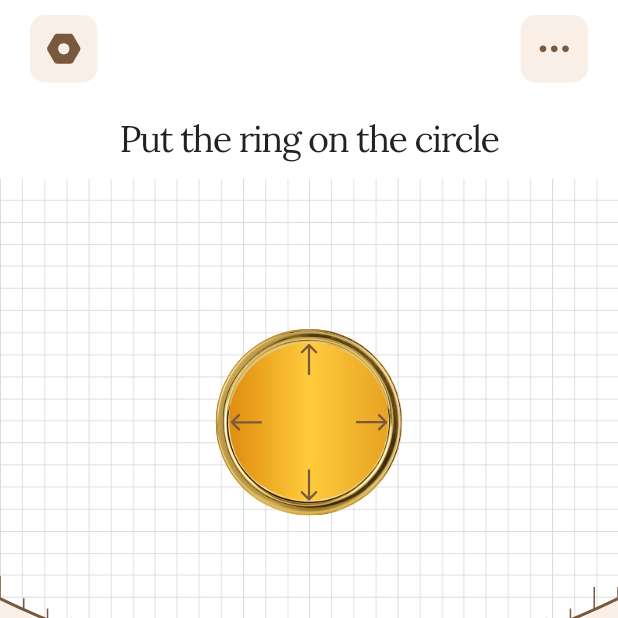
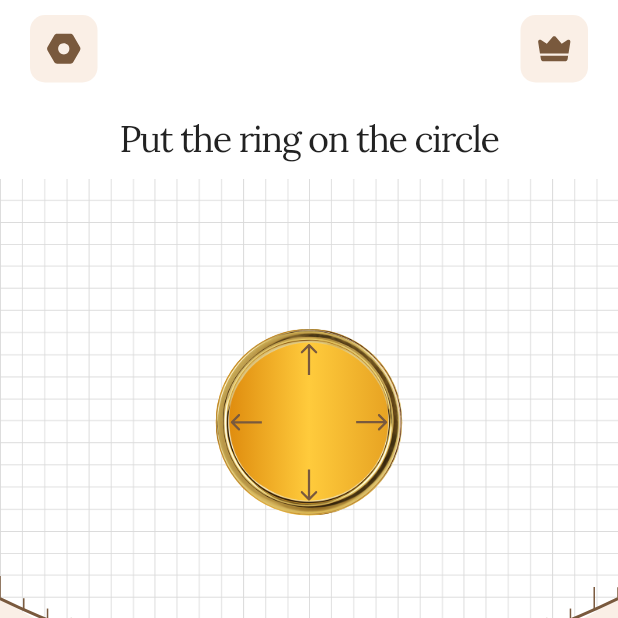
Before and after one commit to s0urav-hald3r/ring_sizer, a Flutter app: the RingSizerPage screen opened directly, on a phone screen of 412 x 824 dp, the top half of it. Run offline on Flutter 3.47's test engine with Material 3 defaults, Android fonts, the phone set to English and light mode, and no system bars; our stand-ins replace dotted_border, dropdown_button2, flutter_svg, get, get_storage, google_fonts and 2 more; accounts and stored records are empty.

```diff
--- a/lib/components/menu_appbar.dart
+++ b/lib/components/menu_appbar.dart
@@ -3,6 +3,7 @@ import 'package:flutter_svg/flutter_svg.dart';
 import 'package:google_fonts/google_fonts.dart';
 import 'package:ring_sizer/config/constants.dart';
 import 'package:ring_sizer/config/navigation.dart';
+import 'package:ring_sizer/views/premium_page.dart';
 import 'package:ring_sizer/views/settings_page.dart';
 
 class MenuAppBar extends StatelessWidget {
@@ -36,7 +37,11 @@ class MenuAppBar extends StatelessWidget {
           color: secondaryColor,
         ),
       ),
-      Container(
+      InkWell(
+        onTap: () {
+          NavigatorKey.push(const PremiumPage());
+        },
+        child: Container(
           width: 45,
           height: 45,
           decoration: BoxDecoration(
@@ -44,7 +49,8 @@ class MenuAppBar extends StatelessWidget {
             color: primaryColor,
           ),
           child: Center(
-          child: SvgPicture.asset(menuIcon),
+            child: SvgPicture.asset(premiumIcon),
+          ),
         ),
       )
     ]);
--- a/lib/config/constants.dart
+++ b/lib/config/constants.dart
@@ -31,6 +31,7 @@ const String saveIcon = 'assets/icons/saveIcon.svg';
 const String settingsIcon = 'assets/icons/settingsIcon.svg';
 const String exchangeIcon = 'assets/icons/exchangeIcon.svg';
 const String bothArrow = 'assets/icons/bothArrow.svg';
+const String premiumIcon = 'assets/icons/premium.svg';
 
 // Images
 const String cardHolder = 'assets/images/cardHolder.png';
```
Also changed, not shown: assets/icons/premium.svg (added), 2 other files. Lines whose indentation alone changed are shown as unchanged.
